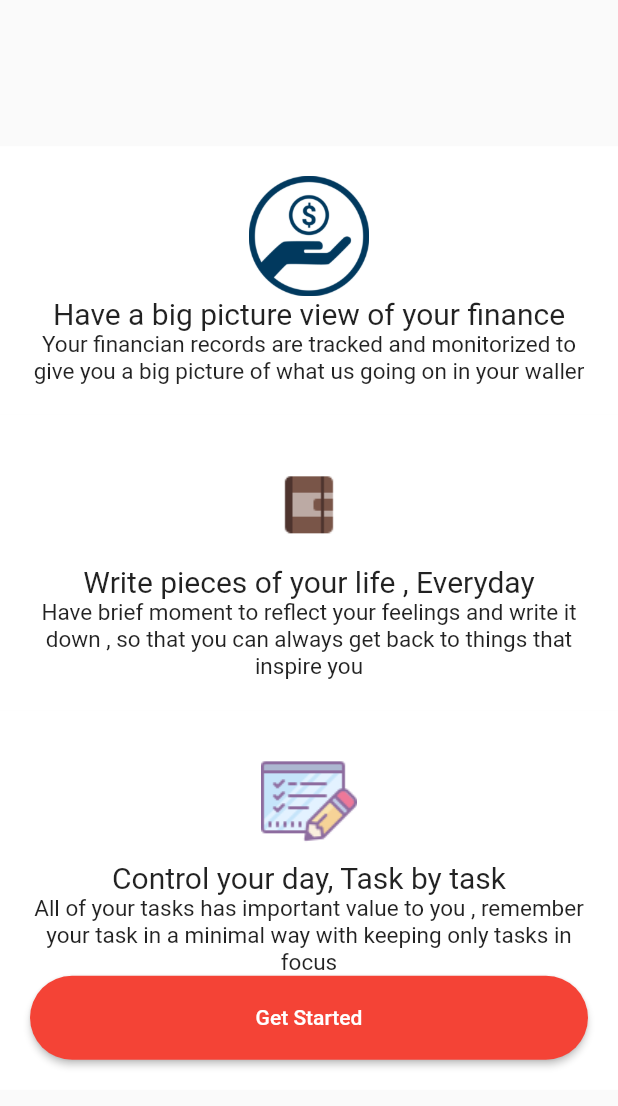
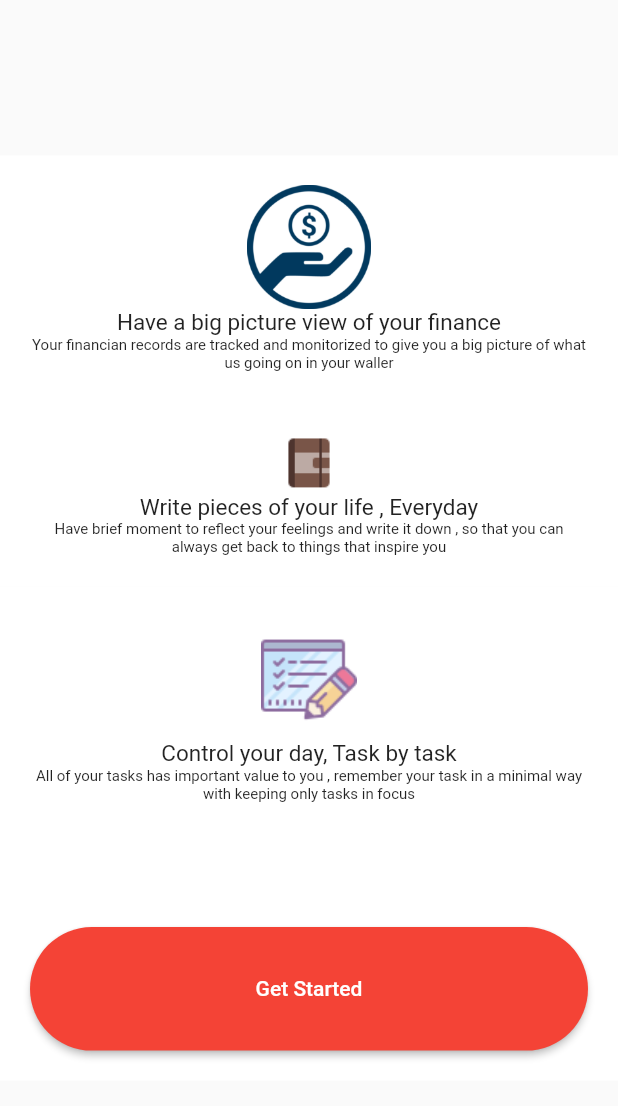
Before and after one commit to arnobgw/map-project, a Flutter app: the screen it shows after launch, after a tap on "Sign In", on a phone screen of 412 x 824 dp. Shown: the top 1106 px of the screen. Run offline on Flutter 3.47's test engine with Material 2 defaults, Android fonts, the phone set to English and light mode, and no system bars; our stand-ins replace flushbar, google_fonts, splashscreen; missing offline and left inert: flutter_echarts.

Commit message:
Minor bug fix in home screen and after login spalsh screen

```diff
--- a/lib/screens/Journal.dart
+++ b/lib/screens/Journal.dart
@@ -63,7 +63,8 @@ class _MyHomePageState extends State<MyHomePage> {
   Widget build(BuildContext context) {
     return Scaffold(
       resizeToAvoidBottomPadding: false,
-      body: Container(
+      body: SingleChildScrollView(
+              child: Container(
             decoration: BoxDecoration(
               image: DecorationImage(
                 image: AssetImage("assets/images/stars.png"),
@@ -114,6 +115,7 @@ class _MyHomePageState extends State<MyHomePage> {
                 ),
               ],
             )),
+      ),
     );
   }
 }
--- a/lib/screens/login.dart
+++ b/lib/screens/login.dart
@@ -106,8 +106,7 @@ class _LoginState extends State<Login> {
   }
 
   Future navigateToSubPage2(context) async {
-    Navigator.push(
-        context, MaterialPageRoute(builder: (context) => AfterSplash()));
+    Navigator.push(context, MaterialPageRoute(builder: (context) => AfterSplash()));
   }
 }
 
@@ -248,6 +247,7 @@ class AfterSplash extends StatelessWidget {
   Widget build(BuildContext context) {
     return new Scaffold(
         body: Container(
+          height: MediaQuery.of(context).size.height,
             alignment: Alignment.center,
             child:
                 Column(mainAxisAlignment: MainAxisAlignment.center, children: [
@@ -262,19 +262,19 @@ class AfterSplash extends StatelessWidget {
                 child: Column(children: [
                   new Image.asset(
                     'assets/images/fin.png',
-                    height: 80.0,
+                    height: MediaQuery.of(context).size.height * 0.1,
                     width: 90.0,
                   ),
                   Text(
                     "Have a big picture view of your finance",
                     style: new TextStyle(
-                        fontWeight: FontWeight.normal, fontSize: 20.0),
+                        fontWeight: FontWeight.normal, fontSize: 15.0),
                   ),
                   Text(
                     "Your financian records are tracked and monitorized to give you a big picture of what us going on in your waller ",
                     textAlign: TextAlign.center,
                     style: new TextStyle(
-                        fontWeight: FontWeight.normal, fontSize: 15.0),
+                        fontWeight: FontWeight.normal, fontSize: 10.0),
                   ),
                 ]),
               ),
@@ -289,20 +289,20 @@ class AfterSplash extends StatelessWidget {
                   child: Column(children: [
                     new Image.asset(
                       'assets/images/journal.png',
-                      height: 80.0,
+                      height: MediaQuery.of(context).size.height * 0.05,
                       width: 90.0,
                     ),
                     new Text(
                       "Write pieces of your life , Everyday",
                       textAlign: TextAlign.center,
                       style: new TextStyle(
-                          fontWeight: FontWeight.normal, fontSize: 20.0),
+                          fontWeight: FontWeight.normal, fontSize: 15.0),
                     ),
                     new Text(
                       "Have brief moment to reflect your feelings and write it down , so that you can always get back to things that inspire you",
                       textAlign: TextAlign.center,
                       style: new TextStyle(
-                          fontWeight: FontWeight.normal, fontSize: 15.0),
+                          fontWeight: FontWeight.normal, fontSize: 10.0),
                     ),
                   ])),
               new Container(
@@ -316,19 +316,22 @@ class AfterSplash extends StatelessWidget {
                   child: Column(children: [
                     new Image.asset(
                       'assets/images/Reminder.png',
-                      height: 80.0,
+                      height: MediaQuery.of(context).size.height * 0.1,
                       width: 90.0,
                     ),
                     new Text(
                       "Control your day, Task by task",
                       style: new TextStyle(
-                          fontWeight: FontWeight.normal, fontSize: 20.0),
+                          fontWeight: FontWeight.normal, fontSize: 15.0),
                     ),
                     new Text(
                       "All of your tasks has important value to you , remember your task in a minimal way with keeping only tasks in focus                                        ",
                       textAlign: TextAlign.center,
                       style: new TextStyle(
-                          fontWeight: FontWeight.normal, fontSize: 15.0),
+                          fontWeight: FontWeight.normal, fontSize: 10.0),
+                    ),
+                    SizedBox(
+                      height: MediaQuery.of(context).size.height * 0.1,
                     ),
                     MaterialButton(
                         color: Colors.red,
@@ -340,7 +343,7 @@ class AfterSplash extends StatelessWidget {
                         onPressed: () {
                           navigateToSubPage3(context);
                         },
-                        height: 40,
+                        height: MediaQuery.of(context).size.height * 0.1,
                         minWidth: 500,
                         padding: EdgeInsets.all(20.0)),
                   ])),
--- a/pubspec.yaml
+++ b/pubspec.yaml
@@ -19,10 +19,7 @@ environment:
 dependencies:
   flutter:
     sdk: flutter
-  flushbar:
-    git:
-      url: https://github.com/AndreHaueisen/flushbar
-      ref: master
+  flushbar: ^1.9.1
   splashscreen: ^1.2.0
   shared_preferences: ^0.5.7
   basic_utils: ^2.5.3
```
Also changed, not shown: lib/screens/ViewJournal.dart (+4 -3 lines), pubspec.lock. Lines whose indentation alone changed are shown as unchanged.
